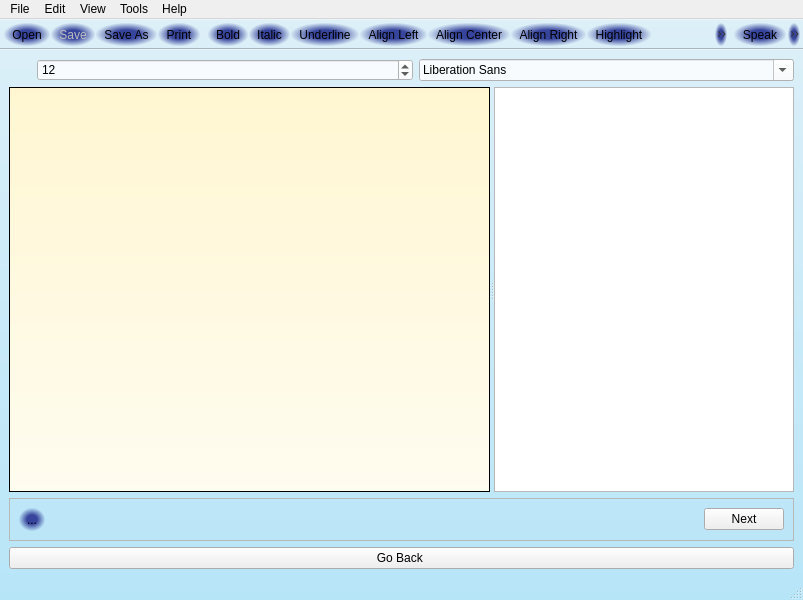
Before: the Qt Designer form ui/mainwindow.ui in nyov/writetype, drawn with Qt 5.
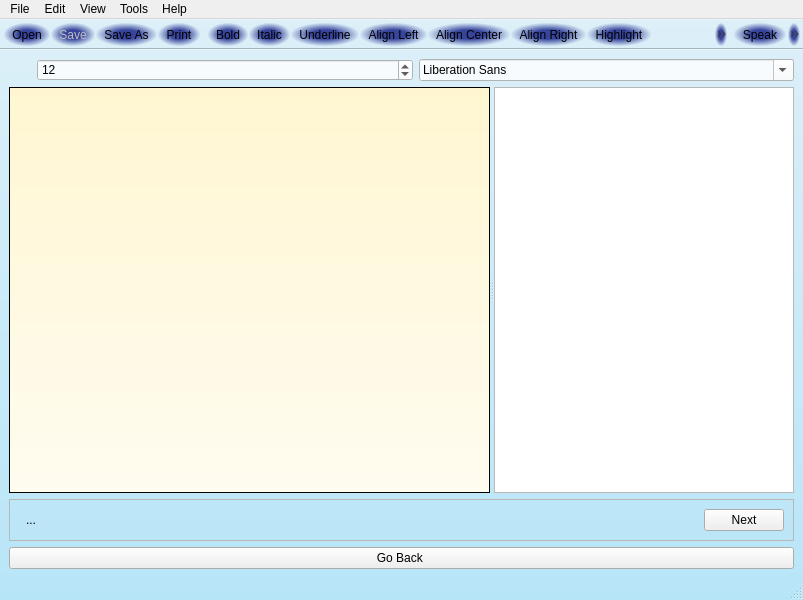
After: the same form once the commit is applied. Icons and pictures are not drawn. Custom widgets are drawn as their Qt base class.

```diff
--- a/ui/mainwindow.ui
+++ b/ui/mainwindow.ui
@@ -28,7 +28,7 @@
 #MainWindow .QToolBar {
 	background: transparent;
 }
-.QFontComboBox, .QSpinBox {
+QFontComboBox, QSpinBox {
 	background: rgb(247, 251, 254);
 }
 #textArea { 
@@ -42,7 +42,7 @@
 QMenu::item:selected {
 	background-color: rgb(191, 216, 224);
 }
-QToolButton { 
+#fileToolBar QToolButton, #editToolBar QToolButton, #speakToolBar QToolButton { 
 	background: qradialgradient(spread:pad, cx:0.5, cy:0.5, radius:0.514, fx:0.5, fy:0.5, stop:0.382514 rgba(54, 68, 156, 255), stop:1 rgba(255, 255, 255, 0));
 }
 QToolButton:hover {
@@ -51,6 +51,10 @@
 }
 QToolButton:pressed {
 	background: qradialgradient(spread:pad, cx:0.5, cy:0.5, radius:0.436, fx:0.5, fy:0.5, stop:0 rgba(42, 66, 220, 255), stop:1 rgba(255, 255, 255, 0))
+}
+#editToolBar QToolButton:checked {
+	background: qradialgradient(spread:pad, cx:0.5, cy:0.5, radius:0.514, fx:0.5, fy:0.5, stop:0.382514 rgba(156, 54, 54, 255), stop:1 rgba(255, 255, 255, 0));
+	border: transparent;
 }</string>
   </property>
   <widget class="QWidget" name="centralwidget">
```
Left out of the diff: 8 changed lines with no effect on the pictures.
